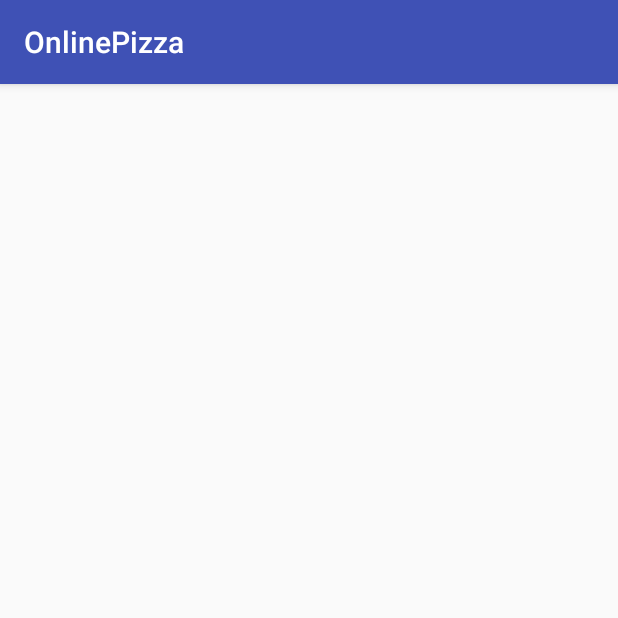
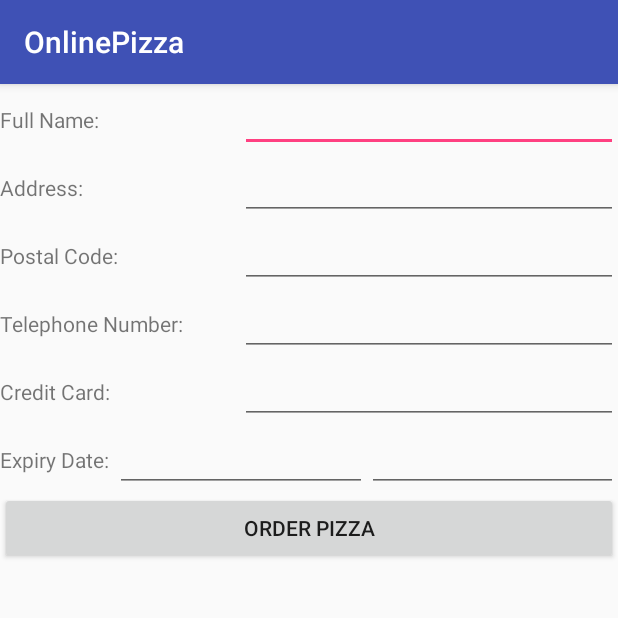
Before and after one commit to thayllananacleto/mapd711-assignment02, an Android app: the customerInfo screen opened directly, with no data from a screen before it, on a phone screen of 412 x 824 dp, the top half of it. Run offline under Robolectric (Android 15) with nearby library versions, the phone set to English and light mode, and no system bars.

```diff
--- a/app/src/main/java/com/example/thayllananacleto/thayllananacleto_mapd711_onlinepizza/customerInfo.java
+++ b/app/src/main/java/com/example/thayllananacleto/thayllananacleto_mapd711_onlinepizza/customerInfo.java
@@ -1,13 +1,45 @@
 package com.example.thayllananacleto.thayllananacleto_mapd711_onlinepizza;
 
+import android.content.Intent;
+import android.content.SharedPreferences;
+import android.preference.PreferenceManager;
 import android.support.v7.app.AppCompatActivity;
 import android.os.Bundle;
+import android.view.View;
+import android.widget.EditText;
+import android.widget.TextView;
 
 public class customerInfo extends AppCompatActivity {
+
+    private SharedPreferences mPreferences;
+    private SharedPreferences.Editor mEditor;
 
     @Override
     protected void onCreate(Bundle savedInstanceState) {
         super.onCreate(savedInstanceState);
         setContentView(R.layout.activity_customer_info);
     }
+
+
+    public void OrderPizza(View view) {
+
+        //Instantiate Intent Class
+        Intent intent = new Intent(customerInfo.this, detailsPage.class);
+
+        //Preferences
+        mPreferences = PreferenceManager.getDefaultSharedPreferences(this);
+        mEditor = mPreferences.edit();
+
+        EditText etFullName = findViewById(R.id.etFullName);
+        EditText etAddress = findViewById(R.id.etAddress);
+        EditText etTelephoneNumber = findViewById(R.id.etTelephoneNumber);
+
+        mEditor.putString("fullName", etFullName.getText().toString());
+        mEditor.putString("address", etAddress.getText().toString());
+        mEditor.putString("contactNumber", etTelephoneNumber.getText().toString());
+        mEditor.commit();
+
+        this.startActivity(intent);
+
+    }
 }
--- a/app/src/main/java/com/example/thayllananacleto/thayllananacleto_mapd711_onlinepizza/detailsPage.java
+++ b/app/src/main/java/com/example/thayllananacleto/thayllananacleto_mapd711_onlinepizza/detailsPage.java
@@ -1,13 +1,28 @@
 package com.example.thayllananacleto.thayllananacleto_mapd711_onlinepizza;
 
+import android.content.SharedPreferences;
+import android.preference.PreferenceManager;
 import android.support.v7.app.AppCompatActivity;
 import android.os.Bundle;
+import android.widget.TextView;
 
 public class detailsPage extends AppCompatActivity {
+
+    private SharedPreferences mPreferences;
+    private SharedPreferences.Editor mEditor;
 
     @Override
     protected void onCreate(Bundle savedInstanceState) {
         super.onCreate(savedInstanceState);
         setContentView(R.layout.activity_details_page);
+
+        mPreferences = PreferenceManager.getDefaultSharedPreferences(this);
+
+        TextView tvOrder = findViewById(R.id.tvOrder);
+        tvOrder.setText("You have selected the " + mPreferences.getString("pizzaType", "default") + ". Which size do you want?");
+        tvOrder.setText(mPreferences.getString("fullName", "default") + ", thank you for your online order. \n\n" +
+                "Your " + mPreferences.getString("pizzaSize", "default") + " " + mPreferences.getString("pizzaType", "default")
+                + " pizza order was successfully received and will be delivered in " + mPreferences.getString("address", "default")
+                + " soon and your contact number is " + mPreferences.getString("contactNumber", "default") + ".");
     }
 }
--- a/app/src/main/java/com/example/thayllananacleto/thayllananacleto_mapd711_onlinepizza/pizzaToppings.java
+++ b/app/src/main/java/com/example/thayllananacleto/thayllananacleto_mapd711_onlinepizza/pizzaToppings.java
@@ -1,5 +1,6 @@
 package com.example.thayllananacleto.thayllananacleto_mapd711_onlinepizza;
 
+import android.content.Intent;
 import android.content.SharedPreferences;
 import android.preference.PreferenceManager;
 import android.support.v7.app.AppCompatActivity;
@@ -19,5 +20,11 @@ public class pizzaToppings extends AppCompatActivity {
     }
 
     public void checkout(View view) {
+
+        //Instantiate Intent Class
+        Intent intent = new Intent(pizzaToppings.this, customerInfo.class);
+
+        this.startActivity(intent);
+
     }
 }
--- a/app/src/main/res/layout/activity_customer_info.xml
+++ b/app/src/main/res/layout/activity_customer_info.xml
@@ -1,9 +1,136 @@
 <?xml version="1.0" encoding="utf-8"?>
-<android.support.constraint.ConstraintLayout xmlns:android="http://schemas.android.com/apk/res/android"
-    xmlns:app="http://schemas.android.com/apk/res-auto"
+<TableLayout xmlns:android="http://schemas.android.com/apk/res/android"
     xmlns:tools="http://schemas.android.com/tools"
     android:layout_width="match_parent"
-    android:layout_height="match_parent"
-    tools:context=".customerInfo">
+    android:layout_height="match_parent">
 
-</android.support.constraint.ConstraintLayout>
+    <TableRow>
+
+        <TextView
+            android:id="@+id/tvFullName"
+            android:layout_width="wrap_content"
+            android:layout_height="wrap_content"
+            android:layout_weight="1"
+            android:text="@string/tvFullName" />
+
+        <EditText
+            android:id="@+id/etFullName"
+            android:layout_width="wrap_content"
+            android:layout_height="wrap_content"
+            android:layout_weight="1"
+            android:ems="10"
+            android:inputType="textPersonName" />
+
+    </TableRow>
+
+    <TableRow>
+
+        <TextView
+            android:id="@+id/tvAddress"
+            android:layout_width="wrap_content"
+            android:layout_height="wrap_content"
+            android:layout_weight="1"
+            android:text="@string/tvAddress" />
+
+        <EditText
+            android:id="@+id/etAddress"
+            android:layout_width="wrap_content"
+            android:layout_height="wrap_content"
+            android:layout_weight="1"
+            android:ems="10"
+            android:inputType="textPersonName" />
+
+    </TableRow>
+
+    <TableRow>
+
+        <TextView
+            android:id="@+id/tvPostalCode"
+            android:layout_width="wrap_content"
+            android:layout_height="wrap_content"
+            android:layout_weight="1"
+            android:text="@string/tvPostalCode" />
+
+        <EditText
+            android:id="@+id/etPostalCode"
+            android:layout_width="wrap_content"
+            android:layout_height="wrap_content"
+            android:layout_weight="1"
+            android:ems="10"
+            android:inputType="textPersonName" />
+
+    </TableRow>
+
+    <TableRow>
+
+        <TextView
+            android:id="@+id/tvTelephoneNumber"
+            android:layout_width="wrap_content"
+            android:layout_height="wrap_content"
+            android:layout_weight="1"
+            android:text="@string/tvTelephoneNumber" />
+
+        <EditText
+            android:id="@+id/etTelephoneNumber"
+            android:layout_width="wrap_content"
+            android:layout_height="wrap_content"
+            android:layout_weight="1"
+            android:ems="10"
+            android:inputType="textPersonName" />
+
+    </TableRow>
+
+    <TableRow>
+
+        <TextView
+            android:id="@+id/tvCCNumber"
+            android:layout_width="wrap_content"
+            android:layout_height="wrap_content"
+            android:layout_weight="1"
+            android:text="@string/tvCCNumber" />
+
+        <EditText
+            android:id="@+id/etCCNumber"
+            android:layout_width="wrap_content"
+            android:layout_height="wrap_content"
+            android:layout_weight="1"
+            android:ems="10"
+            android:inputType="textPersonName" />
+
+    </TableRow>
+
+    <TableRow>
+
+        <TextView
+            android:id="@+id/tvCCExpiryDate"
+            android:layout_width="wrap_content"
+            android:layout_height="wrap_content"
+            android:layout_weight="1"
+            android:text="@string/tvCCExpiryDate" />
+
+        <EditText
+            android:id="@+id/etCCExpiryDateM"
+            android:layout_width="wrap_content"
+            android:layout_height="wrap_content"
+            android:layout_weight="1"
+            android:ems="10"
+            android:inputType="textPersonName" />
+
+        <EditText
+            android:id="@+id/etCCExpiryDateY"
+            android:layout_width="wrap_content"
+            android:layout_height="wrap_content"
+            android:layout_weight="1"
+            android:ems="10"
+            android:inputType="textPersonName" />
+
+    </TableRow>
+
+    <Button
+        android:id="@+id/btnOrder"
+        android:layout_width="wrap_content"
+        android:layout_height="wrap_content"
+        android:onClick="OrderPizza"
+        android:text="@string/btnOrder" />
+
+</TableLayout>
--- a/app/src/main/res/layout/activity_details_page.xml
+++ b/app/src/main/res/layout/activity_details_page.xml
@@ -6,4 +6,19 @@
     android:layout_height="match_parent"
     tools:context=".detailsPage">
 
+    <TextView
+        android:id="@+id/tvOrder"
+        android:layout_width="wrap_content"
+        android:layout_height="wrap_content"
+        android:layout_marginBottom="8dp"
+        android:layout_marginEnd="8dp"
+        android:layout_marginStart="8dp"
+        android:layout_marginTop="8dp"
+        android:text="TextView"
+        android:textSize="30dp"
+        android:textAlignment="center"
+        app:layout_constraintBottom_toBottomOf="parent"
+        app:layout_constraintEnd_toEndOf="parent"
+        app:layout_constraintStart_toStartOf="parent"
+        app:layout_constraintTop_toTopOf="parent" />
 </android.support.constraint.ConstraintLayout>
--- a/app/src/main/res/values/strings.xml
+++ b/app/src/main/res/values/strings.xml
@@ -14,4 +14,11 @@
     <string name="rbExtraLarge">Extra Large</string>
     <string name="btnNext">Next</string>
     <string name="btnCheckout">Checkout</string>
+    <string name="tvFullName">Full Name:</string>
+    <string name="tvAddress">Address:</string>
+    <string name="tvPostalCode">Postal Code:</string>
+    <string name="tvTelephoneNumber">Telephone Number:</string>
+    <string name="tvCCNumber">Credit Card:</string>
+    <string name="tvCCExpiryDate">Expiry Date:</string>
+    <string name="btnOrder">Order Pizza</string>
 </resources>
```
